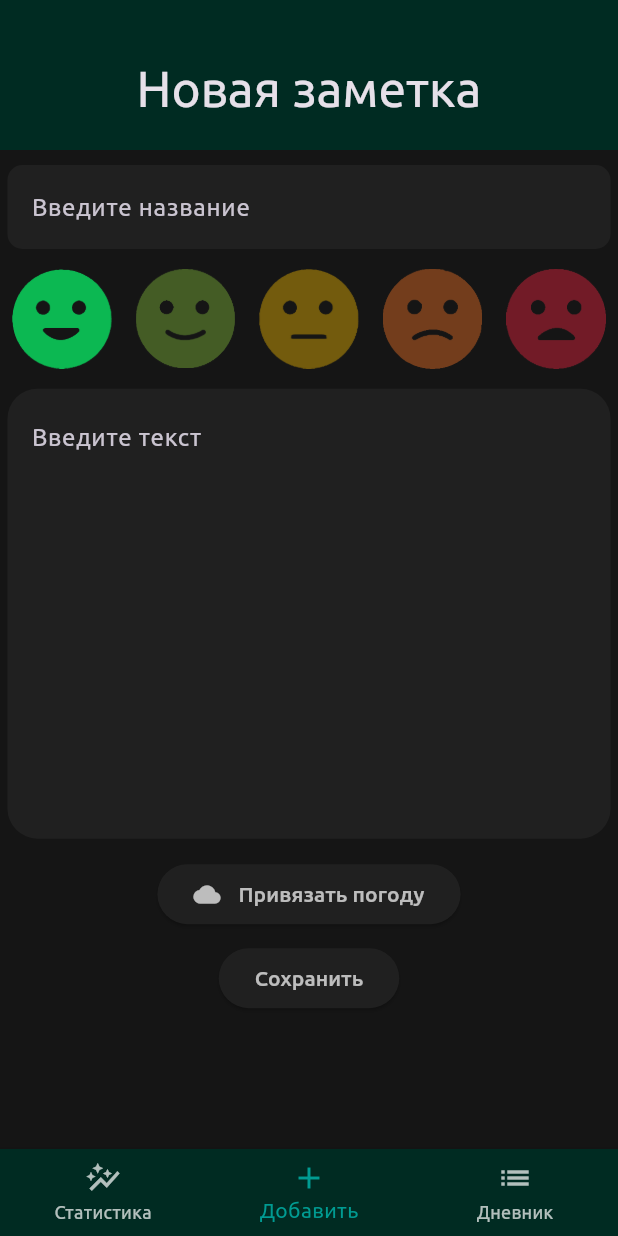
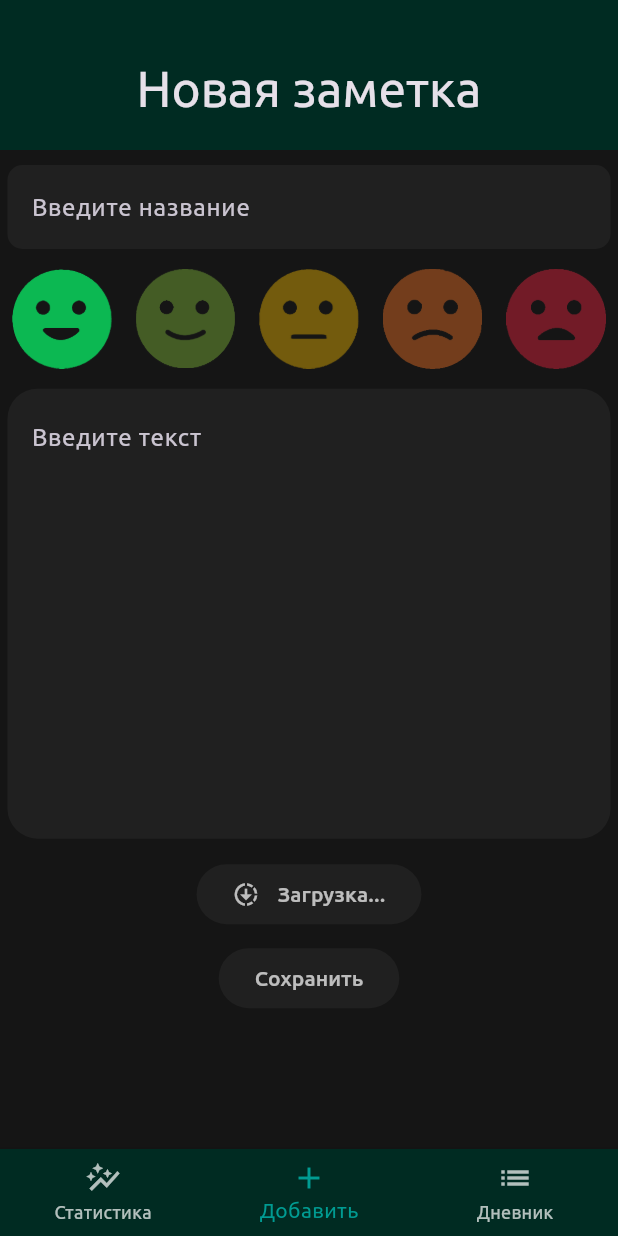
Before and after one commit to Dar1usDev/ws_homework_sentiments, a Flutter app: the screen it shows after launch, item 2 of the bottom bar chosen, after a tap on "Привязать погоду", on a phone screen of 412 x 824 dp. Run offline on Flutter 3.47's test engine with Material 3 defaults, Android fonts, the phone set to English and light mode, and no system bars; our stand-ins replace bloc, dio, flutter_bloc, geolocator, logger, retrofit; generated files the repository leaves out were written again; project files that could hold a hidden picture were left out.

Commit message:
add: DI, Service locator, weather Bloc

```diff
--- /dev/null
+++ b/lib/core/di/di_container.dart
@@ -0,0 +1,45 @@
+import 'package:ws_homework_sentiments/core/di/service_locator.dart';
+import 'package:ws_homework_sentiments/core/services/geolocation/locator.dart';
+import 'package:ws_homework_sentiments/core/services/weather_api/weather_repository.dart';
+import 'package:ws_homework_sentiments/main.dart';
+import 'package:ws_homework_sentiments/route_page.dart';
+import 'package:ws_homework_sentiments/ui/routes/note_form/bloc/weather_bloc.dart';
+import 'package:ws_homework_sentiments/ui/routes/note_form/note_form.dart';
+import 'package:ws_homework_sentiments/ui/routes/notes/notes_page.dart';
+import 'package:ws_homework_sentiments/ui/routes/statistics/statistics_page.dart';
+
+class DIContainer {
+  const DIContainer();
+
+  ///// Statistics /////
+
+  StatisticsPage get _statisticsPage => StatisticsPage();
+
+  ///// Note form /////
+
+  Locator get _locator => Locator.instance;
+
+  WeatherRepository get _weatherRepository => WeatherRepository(_locator);
+
+  WeatherBloc _getWeatherBloc() {
+    final _weatherBloc = WeatherBloc(_weatherRepository);
+    ServiceLocator.instance.register(_weatherBloc);
+    return _weatherBloc;
+  }
+
+  NoteForm get _noteForm => NoteForm(bloc: _getWeatherBloc());
+
+  ///// Notes page /////
+
+  NotesPage get _notesPage => NotesPage();
+
+  ///// App /////
+
+  RoutePage get _routePage => RoutePage(
+        statisticsPage: _statisticsPage,
+        noteForm: _noteForm,
+        notesPage: _notesPage,
+      );
+
+  MyApp get appInstance => MyApp(routePage: _routePage);
+}
--- /dev/null
+++ b/lib/core/di/service_locator.dart
@@ -0,0 +1,23 @@
+class ServiceLocator {
+  static ServiceLocator? _instance;
+
+  static ServiceLocator get instance => _instance ??= ServiceLocator._();
+
+  ServiceLocator._();
+
+  final Map<Type, Object> _map = {};
+
+  T read<T extends Object>() {
+    final value = _map[T];
+
+    if (value == null) {
+      throw Exception('ServiceLocator found null');
+    }
+
+    return (value as T);
+  }
+
+  void register<T extends Object>(T value) {
+    _map[T] = value;
+  }
+}
--- a/lib/core/services/geolocation/locator.dart
+++ b/lib/core/services/geolocation/locator.dart
@@ -1,12 +1,18 @@
 import 'package:geolocator/geolocator.dart';
 
 class Locator {
-  static Future<(double, double)> getCurrentLocation() async {
+  static Locator? _instance;
+
+  static Locator get instance => _instance ??= Locator._();
+
+  Locator._();
+
+  Future<(double, double)> getCurrentLocation() async {
     final result = await _determinePosition();
     return (result.latitude, result.longitude);
   }
 
-  static Future<Position> _determinePosition() async {
+  Future<Position> _determinePosition() async {
     bool serviceEnabled;
     LocationPermission permission;
 
--- a/lib/core/services/weather_api/weather_repository.dart
+++ b/lib/core/services/weather_api/weather_repository.dart
@@ -1,26 +1,25 @@
 import 'package:dio/dio.dart';
 import 'package:ws_homework_sentiments/core/models/weather.dart';
 import 'package:ws_homework_sentiments/core/services/geolocation/locator.dart';
-import 'package:ws_homework_sentiments/core/services/weather_api/rest_client.dart';
+import 'package:ws_homework_sentiments/core/services/weather_api/weather_rest_client.dart';
 
 class WeatherRepository {
-  late final RestClient _client;
+  final Locator _locator;
+  late final WeatherRestClient _client;
   final Dio _dio = Dio();
 
   static String _API_KEY = '6be4c1fd4c7c175cd559bb49f27d307f';
 
-  WeatherRepository() {
+  WeatherRepository(this._locator) {
     _dio.interceptors
         .add(LogInterceptor(requestBody: true, responseBody: true));
     _dio.options.baseUrl = 'https://api.openweathermap.org';
-    _client = RestClient(_dio);
+    _client = WeatherRestClient(_dio);
   }
-
-  //https://api.openweathermap.org/data/3.0/onecall?lat=48.50&lon=135.10&exclude=minutely,hourly,daily,alerts&appid=6be4c1fd4c7c175cd559bb49f27d307f&units=metric
 
   Future<Weather> getCurrentWeather() async {
     double latitude, longitude;
-    (latitude, longitude) = await Locator.getCurrentLocation();
+    (latitude, longitude) = await _locator.getCurrentLocation();
 
     const EXCLUDE_TYPES = 'minutely,hourly,daily,alert';
     const UNITS = 'metric';
@@ -32,6 +31,11 @@ class WeatherRepository {
       _API_KEY,
       UNITS,
     );
+
+    // Пример запроса
+    // https://api.openweathermap.org/data/3.0/onecall?lat=48.50&lon=135.10
+    // &exclude=minutely,hourly,daily,alerts
+    // &appid=6be4c1fd4c7c175cd559bb49f27d307f&units=metric
 
     // TODO вариант реализации без RestApi
     // final response = await _dio.get(
--- a/lib/core/services/weather_api/rest_client.dart
+++ b/lib/core/services/weather_api/weather_rest_client.dart
@@ -2,11 +2,11 @@ import 'package:dio/dio.dart';
 import 'package:retrofit/retrofit.dart';
 import 'package:ws_homework_sentiments/core/models/weather.dart';
 
-part 'rest_client.g.dart';
+part 'weather_rest_client.g.dart';
 
 @RestApi()
-abstract class RestClient {
-  factory RestClient(Dio dio) = _RestClient;
+abstract class WeatherRestClient {
+  factory WeatherRestClient(Dio dio) = _WeatherRestClient;
 
   @GET('/data/3.0/onecall')
   Future<Weather> getCurrentWeather(
--- a/lib/main.dart
+++ b/lib/main.dart
@@ -1,13 +1,16 @@
 import 'package:flutter/material.dart';
+import 'package:ws_homework_sentiments/core/di/di_container.dart';
 import 'package:ws_homework_sentiments/route_page.dart';
 import 'package:ws_homework_sentiments/ui/theme/theme_manager.dart';
 
 void main() {
-  runApp(const MyApp());
+  runApp(DIContainer().appInstance);
 }
 
 class MyApp extends StatelessWidget {
-  const MyApp({super.key});
+  final RoutePage routePage;
+
+  const MyApp({required this.routePage, super.key});
 
   @override
   Widget build(BuildContext context) {
@@ -15,7 +18,7 @@ class MyApp extends StatelessWidget {
       title: 'Sentiments',
       theme: ThemeManager.setDarkTheme(context),
       debugShowCheckedModeBanner: false,
-      home: const RoutePage(),
+      home: routePage,
     );
   }
 }
--- a/lib/route_page.dart
+++ b/lib/route_page.dart
@@ -4,7 +4,18 @@ import 'package:ws_homework_sentiments/ui/routes/notes/notes_page.dart';
 import 'package:ws_homework_sentiments/ui/routes/statistics/statistics_page.dart';
 
 class RoutePage extends StatefulWidget {
-  const RoutePage({super.key});
+  final StatisticsPage statisticsPage;
+
+  final NoteForm noteForm;
+
+  final NotesPage notesPage;
+
+  const RoutePage({
+    required this.statisticsPage,
+    required this.noteForm,
+    required this.notesPage,
+    super.key,
+  });
 
   @override
   State<RoutePage> createState() => _RoutePageState();
@@ -13,10 +24,10 @@ class RoutePage extends StatefulWidget {
 class _RoutePageState extends State<RoutePage> {
   int _selectedIndex = 2;
 
-  static const List<Widget> _widgetOptions = <Widget>[
-    StatisticPage(),
-    NoteForm(),
-    NotesPage(),
+  late List<Widget> _widgetOptions = <Widget>[
+    widget.statisticsPage,
+    widget.noteForm,
+    widget.notesPage,
   ];
 
   void _onItemTapped(int index) {
--- a/lib/ui/common/custom_elevated_button.dart
+++ b/lib/ui/common/custom_elevated_button.dart
@@ -19,9 +19,11 @@ class _CustomElevatedButtonState extends State<CustomElevatedButton> {
   @override
   Widget build(BuildContext context) {
     return ElevatedButton(
-      onPressed: () {
-        (widget.function == null) ? null : widget.function!();
-      },
+      onPressed: (widget.function == null)
+          ? null
+          : () {
+              widget.function!();
+            },
       child: Stack(
         alignment: AlignmentDirectional.centerStart,
         children: [
--- /dev/null
+++ b/lib/ui/common/weather_widget.dart
@@ -0,0 +1,72 @@
+import 'package:flutter/material.dart';
+import 'package:logger/logger.dart';
+import 'package:ws_homework_sentiments/core/di/service_locator.dart';
+import 'package:ws_homework_sentiments/core/models/weather.dart';
+import 'package:ws_homework_sentiments/ui/common/custom_elevated_button.dart';
+import 'package:ws_homework_sentiments/ui/routes/note_form/bloc/weather_bloc.dart';
+
+class WeatherWidget extends StatefulWidget {
+  final WeatherState state;
+  final BuildContext context;
+  final Weather? data;
+
+  const WeatherWidget({
+    required this.state,
+    required this.context,
+    this.data,
+    super.key,
+  });
+
+  @override
+  State<WeatherWidget> createState() => _WeatherWidgetState();
+}
+
+class _WeatherWidgetState extends State<WeatherWidget> {
+  Logger logger = Logger(); // TODO Logger
+
+  @override
+  void initState() {
+    super.initState();
+  }
+
+  @override
+  Widget build(BuildContext context) {
+    return switch (widget.state) {
+      WeatherInitial() => CustomElevatedButton(
+          function: () {
+            ServiceLocator.instance.read<WeatherBloc>()
+              ..add(const WeatherRequested());
+          },
+          text: 'Привязать погоду',
+          iconData: Icons.cloud,
+        ),
+      WeatherLoading() => CustomElevatedButton(
+          text: 'Загрузка...',
+          iconData: Icons.downloading,
+        ),
+      WeatherDeclined() => CustomElevatedButton(
+          text: 'Погода недоступна',
+          iconData: Icons.cloud_off,
+        ),
+      WeatherReceived() => Container(
+          decoration: BoxDecoration(
+            color: Theme.of(context).cardColor,
+            borderRadius: const BorderRadius.all(Radius.circular(8.0)),
+            border: Border.all(
+              color: Theme.of(context).primaryColorLight,
+              width: 1,
+            ),
+          ),
+          child: Row(
+            children: [
+              Text('Давление: 100'),
+              Divider(),
+              Text('Температура: 200'),
+              Divider(),
+              Text('Влажность: 300'),
+            ],
+          ),
+        )
+    };
+  }
+}
--- /dev/null
+++ b/lib/ui/routes/note_form/bloc/weather_bloc.dart
@@ -0,0 +1,29 @@
+import 'package:bloc/bloc.dart';
+import 'package:ws_homework_sentiments/core/models/weather.dart';
+import 'package:ws_homework_sentiments/core/services/weather_api/weather_repository.dart';
+
+part 'weather_event.dart';
+part 'weather_state.dart';
+
+class WeatherBloc extends Bloc<WeatherEvent, WeatherState> {
+  final WeatherRepository _weatherRepository;
+
+  WeatherBloc(this._weatherRepository) : super(WeatherInitial()) {
+    on<WeatherRequested>(_onRequested);
+  }
+
+  Future<void> _onRequested(
+    WeatherRequested event,
+    Emitter<WeatherState> emit,
+  ) async {
+    emit(WeatherLoading());
+
+    final Weather? weather = await _weatherRepository.getCurrentWeather();
+
+    if (weather == null) {
+      emit(WeatherDeclined());
+    } else {
+      emit(WeatherReceived());
+    }
+  }
+}
--- /dev/null
+++ b/lib/ui/routes/note_form/bloc/weather_event.dart
@@ -0,0 +1,9 @@
+part of 'weather_bloc.dart';
+
+abstract class WeatherEvent {
+  const WeatherEvent();
+}
+
+class WeatherRequested extends WeatherEvent {
+  const WeatherRequested();
+}
--- /dev/null
+++ b/lib/ui/routes/note_form/bloc/weather_state.dart
@@ -0,0 +1,21 @@
+part of 'weather_bloc.dart';
+
+sealed class WeatherState {
+  const WeatherState();
+}
+
+final class WeatherInitial extends WeatherState {
+  const WeatherInitial();
+}
+
+final class WeatherLoading extends WeatherState {
+  const WeatherLoading();
+}
+
+final class WeatherDeclined extends WeatherState {
+  const WeatherDeclined();
+}
+
+final class WeatherReceived extends WeatherState {
+  const WeatherReceived();
+}
--- a/lib/ui/routes/note_form/note_form.dart
+++ b/lib/ui/routes/note_form/note_form.dart
@@ -1,52 +1,26 @@
 import 'package:flutter/material.dart';
-import 'package:ws_homework_sentiments/core/services/weather_api/weather_repository.dart';
+import 'package:flutter_bloc/flutter_bloc.dart';
 import 'package:ws_homework_sentiments/ui/common/custom_elevated_button.dart';
 import 'package:ws_homework_sentiments/ui/common/custom_long_text_field.dart';
 import 'package:ws_homework_sentiments/ui/common/custom_sliver_app_bar.dart';
 import 'package:ws_homework_sentiments/ui/common/custom_text_field.dart';
+import 'package:ws_homework_sentiments/ui/common/weather_widget.dart';
 import 'package:ws_homework_sentiments/ui/routes//note_form/widgets/mood_picker.dart';
-
-enum ButtonState {
-  unknown,
-  known,
-}
+import 'package:ws_homework_sentiments/ui/routes/note_form/bloc/weather_bloc.dart';
 
 class NoteForm extends StatefulWidget {
-  const NoteForm({super.key});
+  final WeatherBloc bloc;
+
+  const NoteForm({required this.bloc, super.key});
 
   @override
   State<NoteForm> createState() => _NoteFormState();
 }
 
 class _NoteFormState extends State<NoteForm> {
-  ButtonState _weatherState = ButtonState.unknown;
-
-  late String _weather;
-
-  void setWeatherState() {
-    _weatherState = (_weatherState == ButtonState.unknown)
-        ? ButtonState.known
-        : ButtonState.unknown;
-    setState(() {});
-  }
-
-  Widget weatherWidget() {
-    return switch (_weatherState) {
-      ButtonState.unknown => CustomElevatedButton(
-          function: () async {
-            _weather = (await WeatherRepository().getCurrentWeather())
-                .current['temp']
-                .toString();
-            setWeatherState();
-          },
-          text: 'Привязать погоду',
-          iconData: Icons.cloud,
-        ),
-      ButtonState.known => CustomElevatedButton(
-          text: '${_weather}',
-          iconData: Icons.cloud,
-        ),
-    };
+  @override
+  void initState() {
+    super.initState();
   }
 
   @override
@@ -76,16 +50,24 @@ class _NoteFormState extends State<NoteForm> {
                     ),
                   ),
                 ),
-                Padding(
-                  padding: const EdgeInsets.all(8.0),
-                  child: FittedBox(
-                    fit: BoxFit.fitWidth,
-                    child: weatherWidget(),
-                  ),
+                BlocBuilder<WeatherBloc, WeatherState>(
+                  bloc: widget.bloc,
+                  builder: (context, state) {
+                    return Padding(
+                      padding: const EdgeInsets.all(8.0),
+                      child: FittedBox(
+                        fit: BoxFit.fitWidth,
+                        child: WeatherWidget(
+                          context: context,
+                          state: state,
+                        ),
+                      ),
+                    );
+                  },
                 ),
                 FittedBox(
                   child: CustomElevatedButton(
-                    function: () {},
+                    //function: () {},
                     text: 'Сохранить',
                   ),
                 ),
--- a/lib/ui/routes/statistics/statistics_page.dart
+++ b/lib/ui/routes/statistics/statistics_page.dart
@@ -1,14 +1,14 @@
 import 'package:flutter/material.dart';
 import 'package:ws_homework_sentiments/ui/common/custom_sliver_app_bar.dart';
 
-class StatisticPage extends StatefulWidget {
-  const StatisticPage({super.key});
+class StatisticsPage extends StatefulWidget {
+  const StatisticsPage({super.key});
 
   @override
-  State<StatisticPage> createState() => _StatisticPageState();
+  State<StatisticsPage> createState() => _StatisticsPageState();
 }
 
-class _StatisticPageState extends State<StatisticPage> {
+class _StatisticsPageState extends State<StatisticsPage> {
   @override
   Widget build(BuildContext context) {
     return CustomScrollView(
```
Also changed, not shown: 1 other file.
